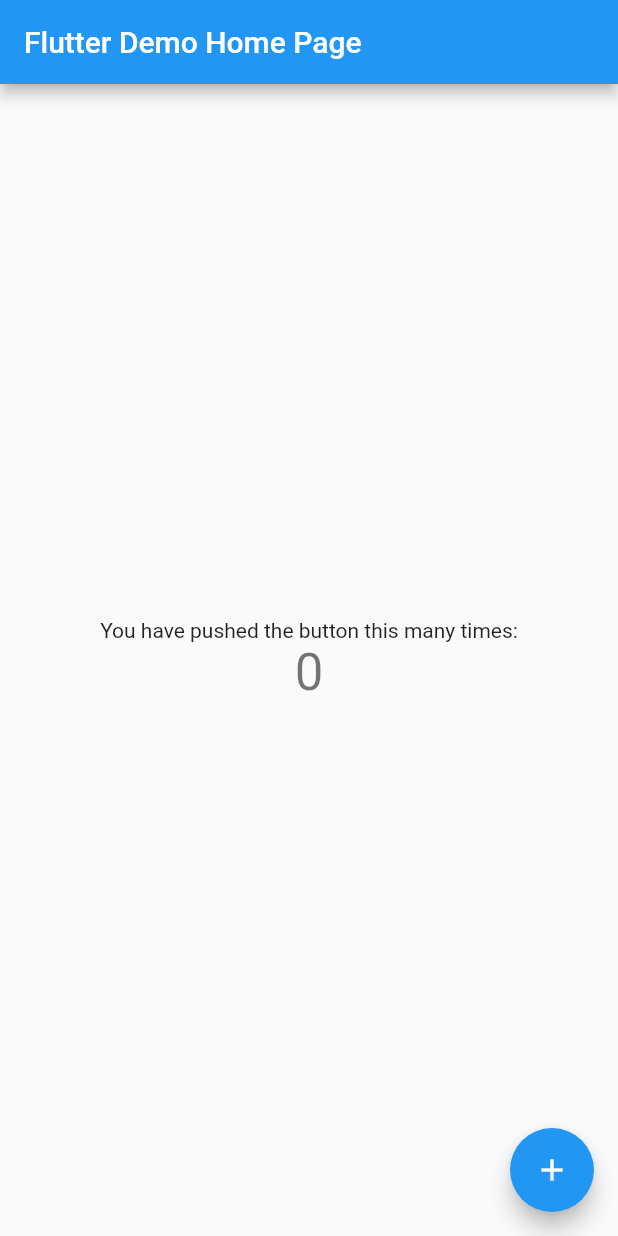
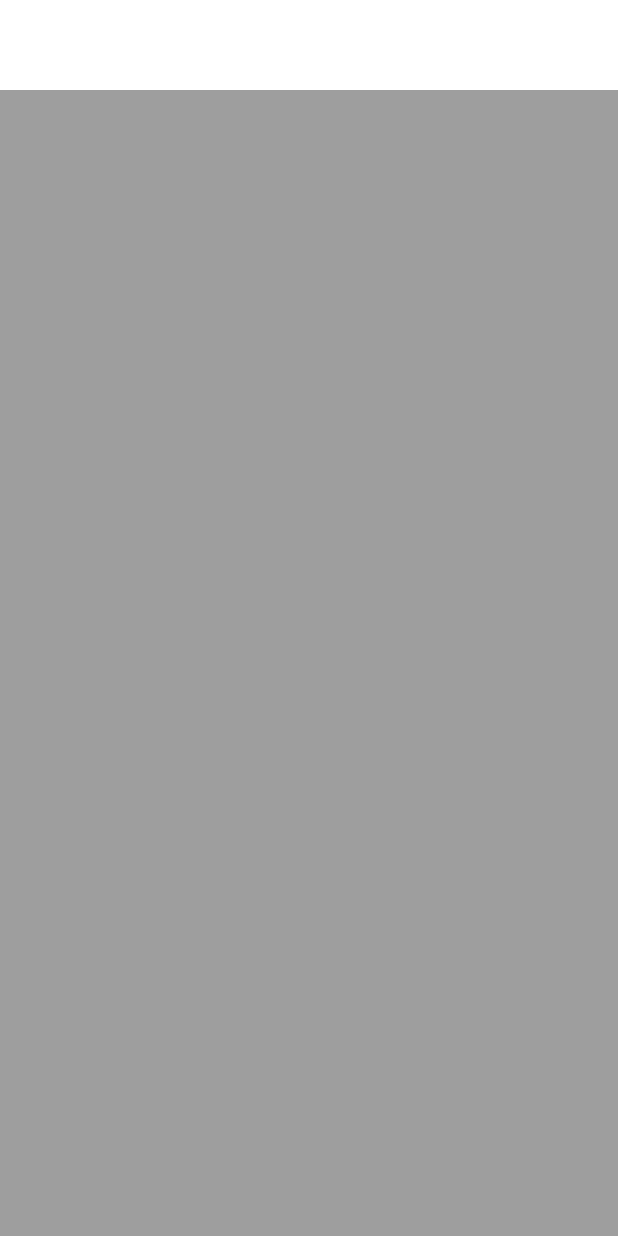
Before and after one commit to Maverick-Wolf/enigma, a Flutter app: the screen it shows after launch, on a phone screen of 412 x 824 dp. Run offline on Flutter 3.47's test engine with Material 2 defaults, Android fonts, the phone set to English and light mode, and no system bars.

Commit message:
made the basic layout with responsiveness

```diff
--- /dev/null
+++ b/lib/layout.dart
@@ -0,0 +1,12 @@
+import 'package:enigma/widgets/large_screen.dart';
+import 'package:enigma/widgets/responsiveness.dart';
+import 'package:enigma/widgets/small_screen.dart';
+import 'package:flutter/material.dart';
+
+class SiteLayout extends StatelessWidget {
+  @override
+  Widget build(BuildContext context) {
+    return ResponsiveWidget(
+        largeScreen: LargeScreen(), smallScreen: SmallScreen());
+  }
+}
--- a/lib/main.dart
+++ b/lib/main.dart
@@ -1,3 +1,4 @@
+import 'package:enigma/layout.dart';
 import 'package:flutter/material.dart';
 
 void main() {
@@ -9,61 +10,7 @@ class MyApp extends StatelessWidget {
   @override
   Widget build(BuildContext context) {
     return MaterialApp(
-      title: 'Flutter Demo',
-      theme: ThemeData(
-        primarySwatch: Colors.blue,
-      ),
-      home: MyHomePage(title: 'Flutter Demo Home Page'),
+      home: SiteLayout(),
     );
   }
 }
-
-class MyHomePage extends StatefulWidget {
-  MyHomePage({Key key, this.title}) : super(key: key);
-  final String title;
-
-  @override
-  _MyHomePageState createState() => _MyHomePageState();
-}
-
-class _MyHomePageState extends State<MyHomePage> {
-  int _counter = 0;
-
-  void _incrementCounter() {
-    setState(() {
-      _counter++;
-    });
-  }
-
-  @override
-  Widget build(BuildContext context) {
-    return Scaffold(
-      appBar: AppBar(
-        // Here we take the value from the MyHomePage object that was created by
-        // the App.build method, and use it to set our appbar title.
-        title: Text(widget.title),
-      ),
-      body: Center(
-        // Center is a layout widget. It takes a single child and positions it
-        // in the middle of the parent.
-        child: Column(
-          mainAxisAlignment: MainAxisAlignment.center,
-          children: <Widget>[
-            Text(
-              'You have pushed the button this many times:',
-            ),
-            Text(
-              '$_counter',
-              style: Theme.of(context).textTheme.headline4,
-            ),
-          ],
-        ),
-      ),
-      floatingActionButton: FloatingActionButton(
-        onPressed: _incrementCounter,
-        tooltip: 'Increment',
-        child: Icon(Icons.add),
-      ), // This trailing comma makes auto-formatting nicer for build methods.
-    );
-  }
-}
--- /dev/null
+++ b/lib/widgets/large_screen.dart
@@ -0,0 +1,20 @@
+import 'package:flutter/material.dart';
+
+class LargeScreen extends StatelessWidget {
+
+  @override
+  Widget build(BuildContext context) {
+    return Scaffold(
+      appBar: PreferredSize(
+        preferredSize: Size.fromHeight(80.0),
+        child: AppBar(
+          elevation: 0,
+          backgroundColor: Colors.white,
+        ),
+      ),
+      body: Container(
+        color: Colors.black,
+      ),
+    );
+  }
+}
--- /dev/null
+++ b/lib/widgets/responsiveness.dart
@@ -0,0 +1,30 @@
+import 'package:flutter/material.dart';
+
+const int largeScreenSize = 1366;
+const int mediumScreenSize = 768;
+const int smallScreeSize = 360;
+
+class ResponsiveWidget extends StatelessWidget {
+  final Widget largeScreen;
+  final Widget smallScreen;
+
+  ResponsiveWidget({this.largeScreen, this.smallScreen});
+
+  static bool isSmallScreen(BuildContext context) =>
+      MediaQuery.of(context).size.width <= mediumScreenSize;
+
+  static bool isLargeScreen(BuildContext context) =>
+      MediaQuery.of(context).size.width >= largeScreenSize;
+
+  @override
+  Widget build(BuildContext context) {
+    return LayoutBuilder(builder: (context, constraints) {
+      double _width = constraints.maxWidth;
+      if (_width >= mediumScreenSize) {
+        return largeScreen;
+      } else {
+        return smallScreen ?? largeScreen;
+      }
+    });
+  }
+}
--- /dev/null
+++ b/lib/widgets/small_screen.dart
@@ -0,0 +1,20 @@
+import 'package:flutter/material.dart';
+
+class SmallScreen extends StatelessWidget {
+
+  @override
+  Widget build(BuildContext context) {
+    return Scaffold(
+      appBar: PreferredSize(
+        preferredSize: Size.fromHeight(60.0),
+        child: AppBar(
+          elevation: 0,
+          backgroundColor: Colors.white,
+        ),
+      ),
+      body: Container(
+        color: Colors.grey,
+      ),
+    );
+  }
+}
```
Also changed, not shown: 1 other file.
